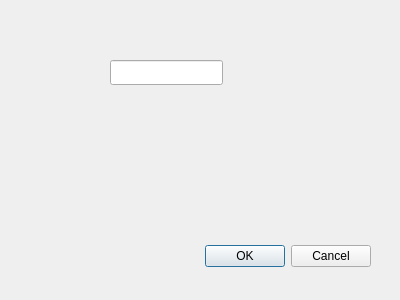
Above: frontend/src/dialog.ui from ENSG-TSI25/Projet-SIGm4 before the change. Below: the same form after it.
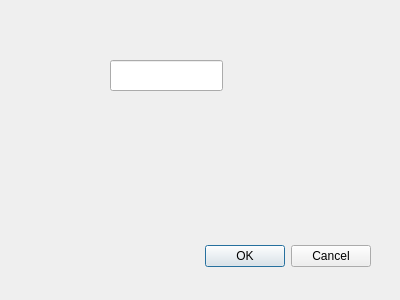
That is the form after the change.

The edit to the form file:
```diff
--- a/frontend/src/dialog.ui
+++ b/frontend/src/dialog.ui
@@ -35,9 +35,12 @@
      <x>110</x>
      <y>60</y>
      <width>113</width>
-     <height>25</height>
+     <height>31</height>
     </rect>
    </property>
+   <property name="text">
+    <string/>
+   </property>
   </widget>
  </widget>
  <resources/>
```
